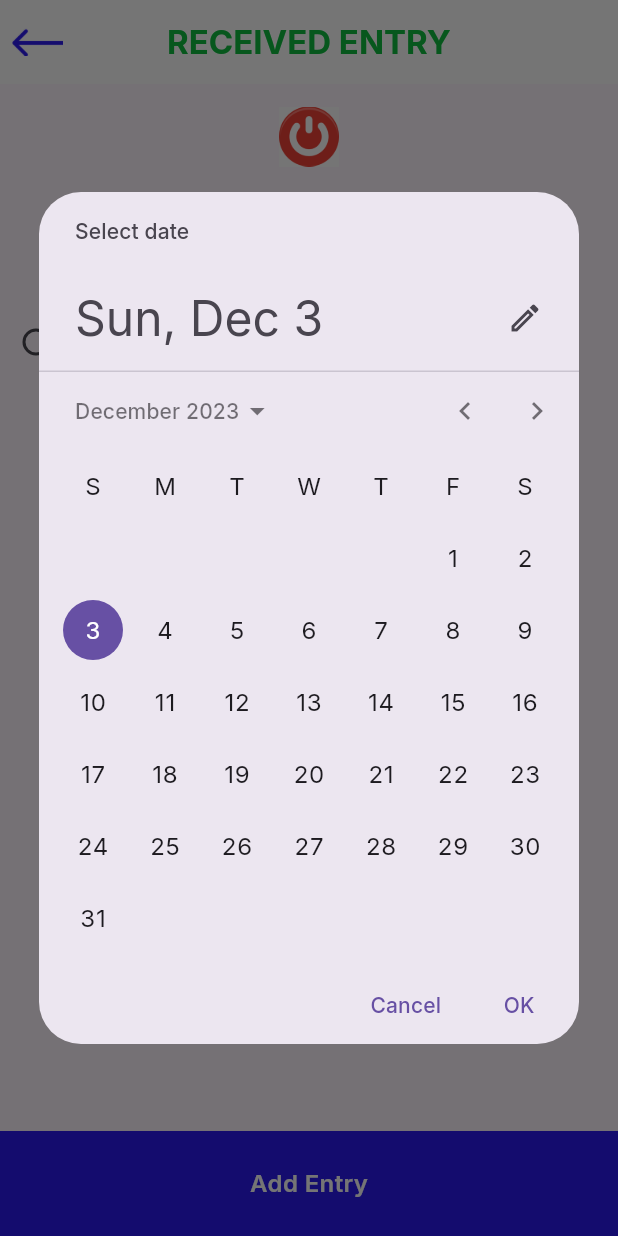
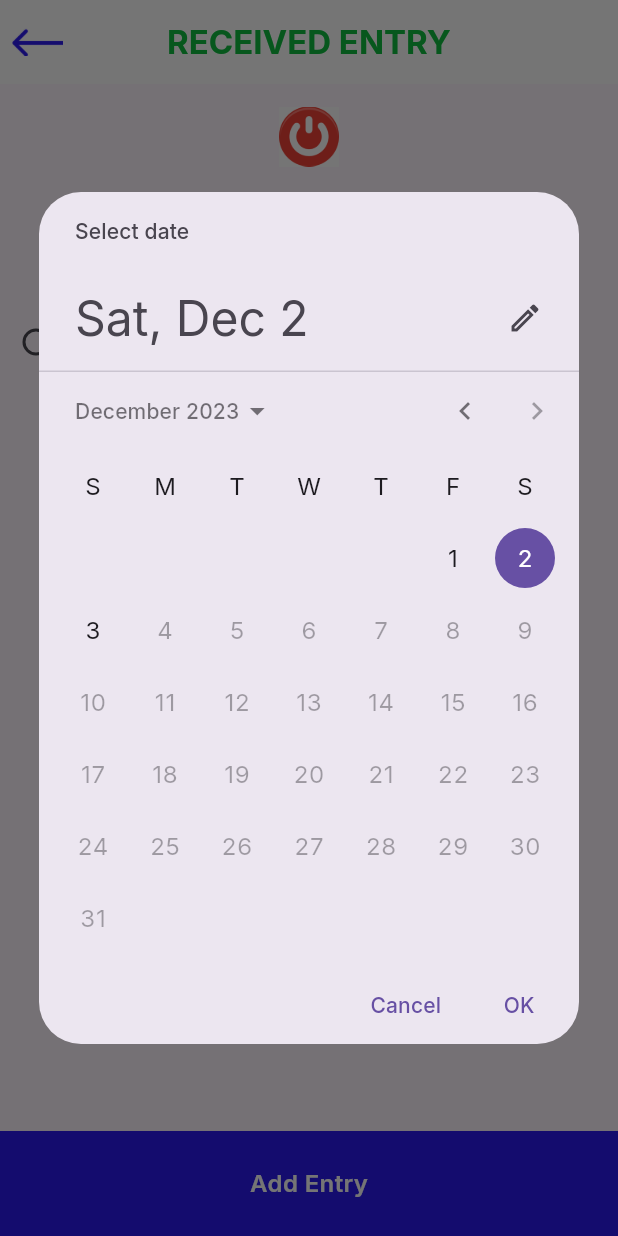
Before and after one commit to adityapatil18/d_app, a Flutter app: the Recived2Entry2Screen2 screen opened directly, after a tap on "Choose Date", on a phone screen of 412 x 824 dp. Run offline on Flutter 3.47's test engine with Material 3 defaults, Android fonts, the phone set to English and light mode, and no system bars; our stand-ins replace google_fonts, shared_preferences; missing offline and left inert: android_intent_plus; accounts and stored records are empty; network calls fail.

Commit message:
chnages done

```diff
--- a/lib/view/screens/recived2_entry2_screen.dart
+++ b/lib/view/screens/recived2_entry2_screen.dart
@@ -234,12 +234,18 @@ class _Recived2Entry2Screen2State extends State<Recived2Entry2Screen2> {
               height: 20,
             ),
             ElevatedButton(
+              style: const ButtonStyle(
+                backgroundColor: MaterialStatePropertyAll(MyAppColor.greyColor),
+              ),
               onPressed: () async {
                 final DateTime? pickedDate = await showDatePicker(
                   context: context,
-                  initialDate: selectedDate ?? DateTime.now(),
-                  firstDate: DateTime(2000),
-                  lastDate: DateTime(2101),
+                  initialDate: selectedDate ??
+                      DateTime.now().subtract(
+                          Duration(days: 1)), // Set to yesterday as an example
+                  firstDate:
+                      DateTime(2000), // Set a past date, e.g., the year 2000
+                  lastDate: DateTime.now(), // Allow dates up to today
                 );
 
                 if (pickedDate != null) {
@@ -252,7 +258,11 @@ class _Recived2Entry2Screen2State extends State<Recived2Entry2Screen2> {
                 selectedDate == null
                     ? 'Choose Date'
                     : ' ${DateFormat('yyyy-MM-dd').format(selectedDate!)}',
-                style: TextStyle(fontWeight: FontWeight.bold),
+                style: TextStyle(
+                  fontWeight: FontWeight.w700,
+                  color: MyAppColor.mainBlueColor,
+                  fontSize: 16,
+                ),
                 // If selectedDate is null, show 'Choose Date', otherwise show the formatted date
               ),
             ),
```
Also changed, not shown: lib/view/screens/add_old_entry_screen.dart (+13 -4 lines), lib/view/screens/given2_entry_screen.dart (+14 -3 lines).
